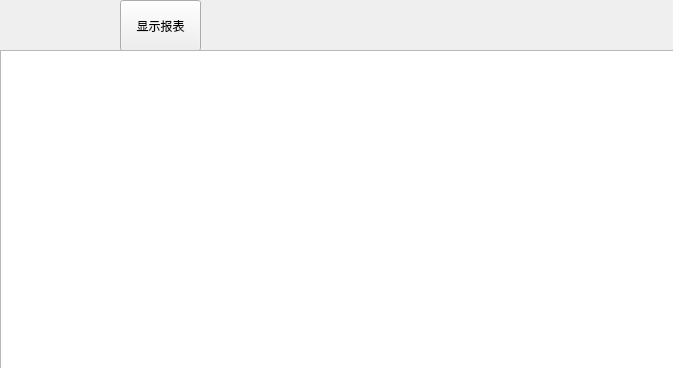
Before: the Qt Designer form readrecord.ui in yaojiang375/TimeRecord5th, drawn with Qt 5.
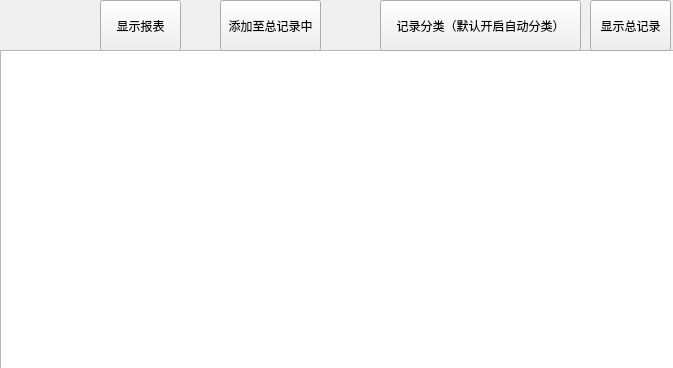
After: the same form once the commit is applied.

The edit to the form file:
```diff
--- a/readrecord.ui
+++ b/readrecord.ui
@@ -16,7 +16,7 @@
   <widget class="QPushButton" name="ShowButton">
    <property name="geometry">
     <rect>
-     <x>120</x>
+     <x>100</x>
      <y>0</y>
      <width>81</width>
      <height>51</height>
@@ -39,6 +39,45 @@
     </rect>
    </property>
   </widget>
+  <widget class="QPushButton" name="RecordSort">
+   <property name="geometry">
+    <rect>
+     <x>380</x>
+     <y>0</y>
+     <width>201</width>
+     <height>51</height>
+    </rect>
+   </property>
+   <property name="text">
+    <string>记录分类（默认开启自动分类）</string>
+   </property>
+  </widget>
+  <widget class="QPushButton" name="AddToRecordDB">
+   <property name="geometry">
+    <rect>
+     <x>220</x>
+     <y>0</y>
+     <width>101</width>
+     <height>51</height>
+    </rect>
+   </property>
+   <property name="text">
+    <string>添加至总记录中</string>
+   </property>
+  </widget>
+  <widget class="QPushButton" name="ShowRecordDB">
+   <property name="geometry">
+    <rect>
+     <x>590</x>
+     <y>0</y>
+     <width>81</width>
+     <height>51</height>
+    </rect>
+   </property>
+   <property name="text">
+    <string>显示总记录</string>
+   </property>
+  </widget>
  </widget>
  <resources/>
  <connections/>
```
